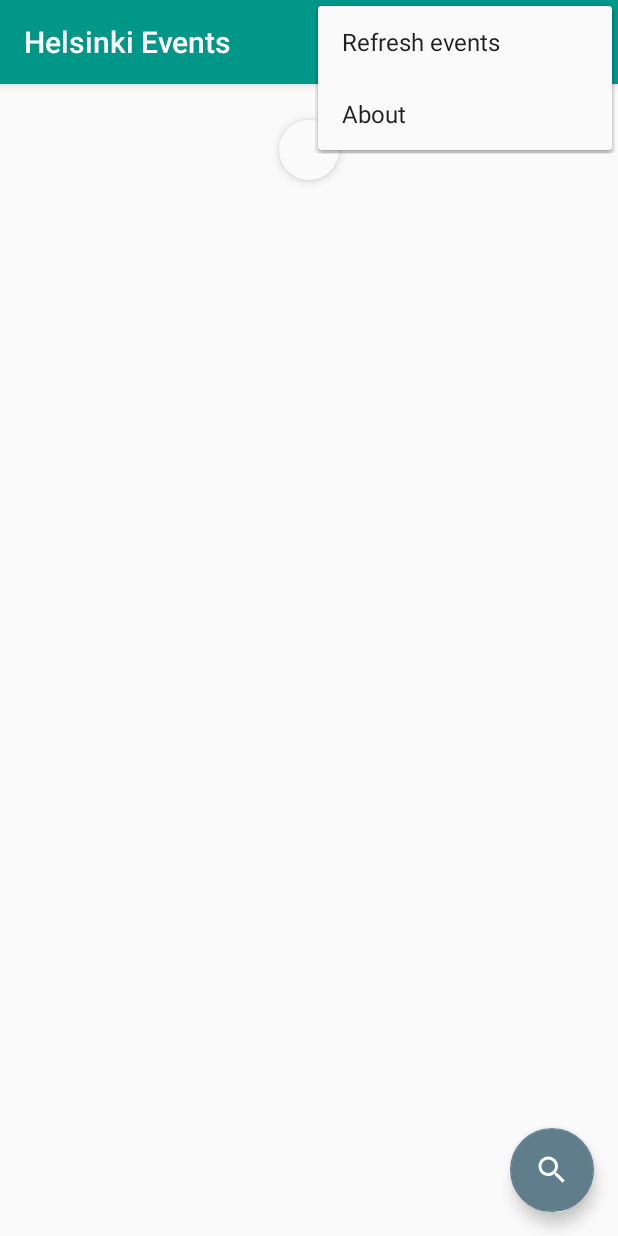
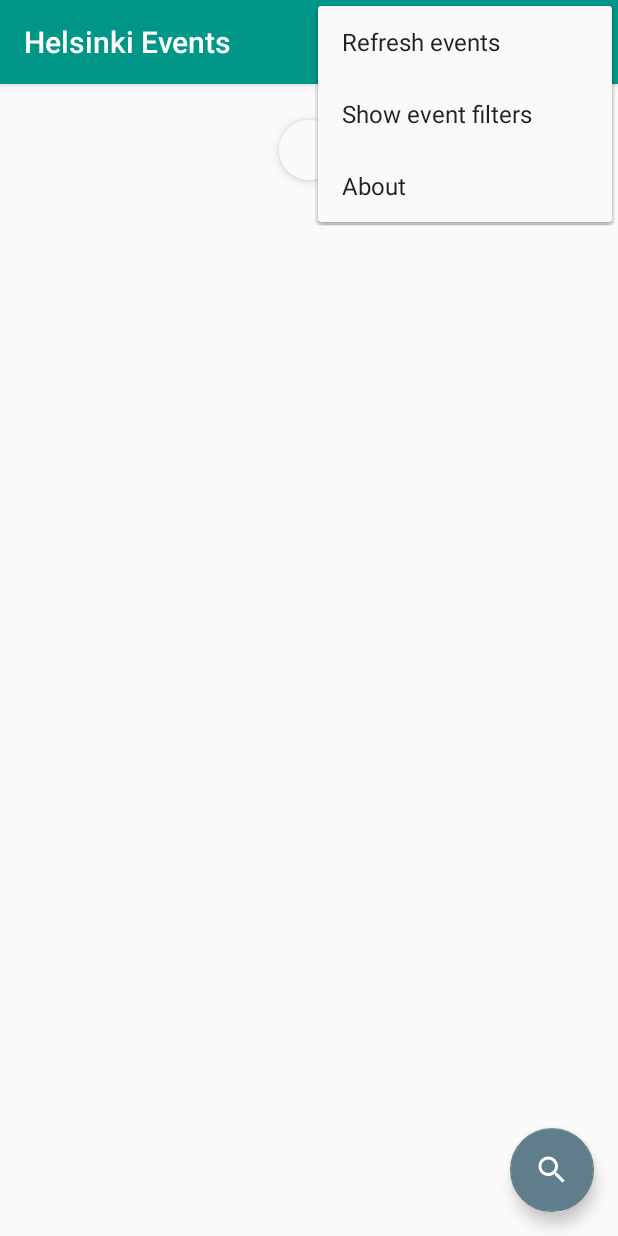
Before and after one commit to michaelneu/helsinki-event-browser, an Android app: the screen it shows after launch (EventListActivity), with the options menu open, on a phone screen of 412 x 824 dp. Run offline under Robolectric (Android 15) with nearby library versions, the phone set to English and light mode, and no system bars; our stand-ins replace Volley; network calls fail.

Commit message:
add autocomplete to event list

```diff
--- a/app/src/main/java/eu/michaeln/helsinkieventbrowser/api/HelsinkiLinkedEventsApi.java
+++ b/app/src/main/java/eu/michaeln/helsinkieventbrowser/api/HelsinkiLinkedEventsApi.java
@@ -35,7 +35,7 @@ public final class HelsinkiLinkedEventsApi extends Api {
     }
 
     public void getEvents(@NonNull final Consumer<PaginatedResult<Event>> eventConsumer) {
-        call("/event?include=location", new CheckedConsumer<String, JSONException>() {
+        call("/event?include=location,keywords", new CheckedConsumer<String, JSONException>() {
             @Override
             public void accept(String response) throws JSONException {
                 final PaginatedResult<Event> result = JSON_DESERIALIZER.fromJson(response, paginatedEventsType);
@@ -77,10 +77,9 @@ public final class HelsinkiLinkedEventsApi extends Api {
 
                 for (Keyword keyword : items.getData()) {
                     for (String alternative : keyword.getAlternativeLabels()) {
-                        final String id = keyword.getId();
                         final LocalizedString text = new LocalizedString(alternative, alternative, alternative);
 
-                        autoCompleteItems.add(new AutoCompleteItem(id, text));
+                        autoCompleteItems.add(new AutoCompleteItem(text));
                     }
                 }
 
--- a/app/src/main/java/eu/michaeln/helsinkieventbrowser/entities/Event.java
+++ b/app/src/main/java/eu/michaeln/helsinkieventbrowser/entities/Event.java
@@ -14,6 +14,8 @@ public final class Event {
     private Offer[] offers;
 
     private Date start_time, end_time;
+
+    private Keyword[] keywords;
 
     public String getId() {
         return id;
@@ -46,4 +48,8 @@ public final class Event {
     public Date getEndTime() {
         return end_time;
     }
+
+    public Keyword[] getKeywords() {
+        return keywords;
+    }
 }
--- a/app/src/main/java/eu/michaeln/helsinkieventbrowser/entities/Keyword.java
+++ b/app/src/main/java/eu/michaeln/helsinkieventbrowser/entities/Keyword.java
@@ -3,6 +3,7 @@ package eu.michaeln.helsinkieventbrowser.entities;
 public class Keyword {
     private String id;
     private String[] alt_labels;
+    private LocalizedString name;
 
     public String getId() {
         return id;
@@ -11,4 +12,8 @@ public class Keyword {
     public String[] getAlternativeLabels() {
         return alt_labels;
     }
+
+    public LocalizedString getName() {
+        return name;
+    }
 }
--- a/app/src/main/res/layout/activity_event_list.xml
+++ b/app/src/main/res/layout/activity_event_list.xml
@@ -9,7 +9,7 @@
     <android.support.v7.widget.Toolbar
         android:id="@+id/toolbar"
         android:layout_width="0dp"
-        android:layout_height="?attr/actionBarSize"
+        android:layout_height="56dp"
         android:background="@color/colorPrimary"
         android:elevation="4dp"
         android:theme="@style/ThemeOverlay.AppCompat.Dark.ActionBar"
@@ -27,6 +27,50 @@
         app:layout_constraintRight_toRightOf="parent"
         app:layout_constraintBottom_toBottomOf="parent" />
 
+    <LinearLayout
+        android:id="@+id/event_filter"
+        android:orientation="vertical"
+        android:layout_width="0dp"
+        android:layout_height="wrap_content"
+        app:layout_constraintTop_toBottomOf="@+id/toolbar"
+        app:layout_constraintLeft_toLeftOf="parent"
+        app:layout_constraintRight_toRightOf="parent"
+        android:paddingLeft="8dp"
+        android:paddingRight="8dp"
+        android:paddingTop="8dp"
+        android:paddingBottom="16dp"
+        android:visibility="gone">
+
+        <android.support.design.widget.TextInputLayout
+            android:id="@+id/keyword_wrapper"
+            android:layout_width="match_parent"
+            android:layout_height="wrap_content">
+
+            <AutoCompleteTextView
+                android:id="@+id/keyword"
+                android:layout_width="match_parent"
+                android:layout_height="wrap_content"
+                android:hint="Keyword" />
+
+        </android.support.design.widget.TextInputLayout>
+
+
+        <android.support.design.widget.TextInputLayout
+            android:id="@+id/place_wrapper"
+            android:layout_width="match_parent"
+            android:layout_height="wrap_content"
+            android:layout_marginTop="8dp">
+
+            <AutoCompleteTextView
+                android:id="@+id/place"
+                android:layout_width="match_parent"
+                android:layout_height="wrap_content"
+                android:hint="Place" />
+
+        </android.support.design.widget.TextInputLayout>
+
+    </LinearLayout>
+
     <android.support.v4.widget.SwipeRefreshLayout
         android:id="@+id/swipe_refresh_layout"
         android:layout_width="0dp"
@@ -34,7 +78,7 @@
         app:layout_constraintLeft_toLeftOf="parent"
         app:layout_constraintRight_toRightOf="parent"
         app:layout_constraintBottom_toBottomOf="parent"
-        app:layout_constraintTop_toBottomOf="@+id/toolbar">
+        app:layout_constraintTop_toBottomOf="@+id/event_filter">
 
         <ListView
             android:id="@+id/events_list"
--- a/app/src/main/res/menu/menu_event_list.xml
+++ b/app/src/main/res/menu/menu_event_list.xml
@@ -5,6 +5,10 @@
         android:title="@string/refresh_events" />
 
     <item
+        android:id="@+id/filter_event_list"
+        android:title="@string/show_event_filters" />
+
+    <item
         android:id="@+id/show_about_activity"
         android:title="@string/about" />
 </menu>
--- a/app/src/main/res/values/strings.xml
+++ b/app/src/main/res/values/strings.xml
@@ -45,4 +45,6 @@
 
         9)\t Contains an About activity
     </string>
+    <string name="show_event_filters">Show event filters</string>
+    <string name="hide_event_filters">Hide event filters</string>
 </resources>
```
Also changed, not shown: app/src/main/java/eu/michaeln/helsinkieventbrowser/EventListActivity.java (+100 -2 lines), app/src/main/java/eu/michaeln/helsinkieventbrowser/entities/AutoCompleteItem.java (+1 -8 lines), app/src/main/java/eu/michaeln/helsinkieventbrowser/entities/LocalizedString.java (+10 -0 lines).
